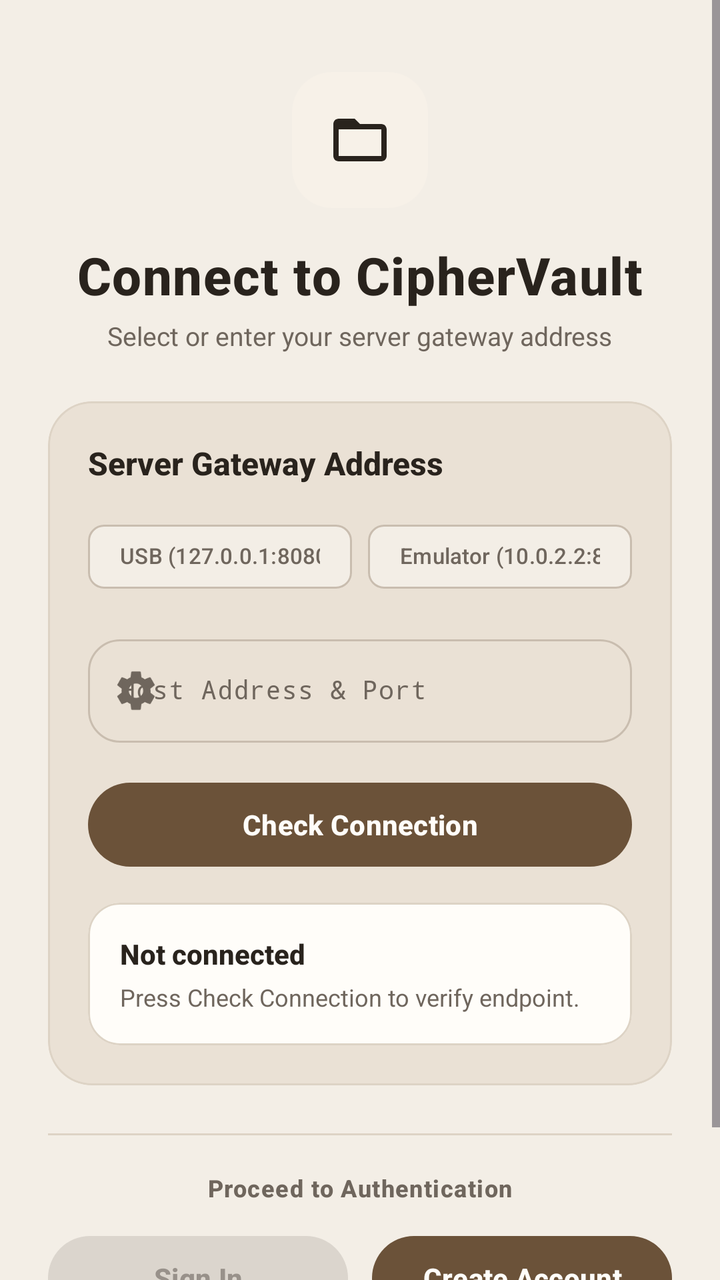
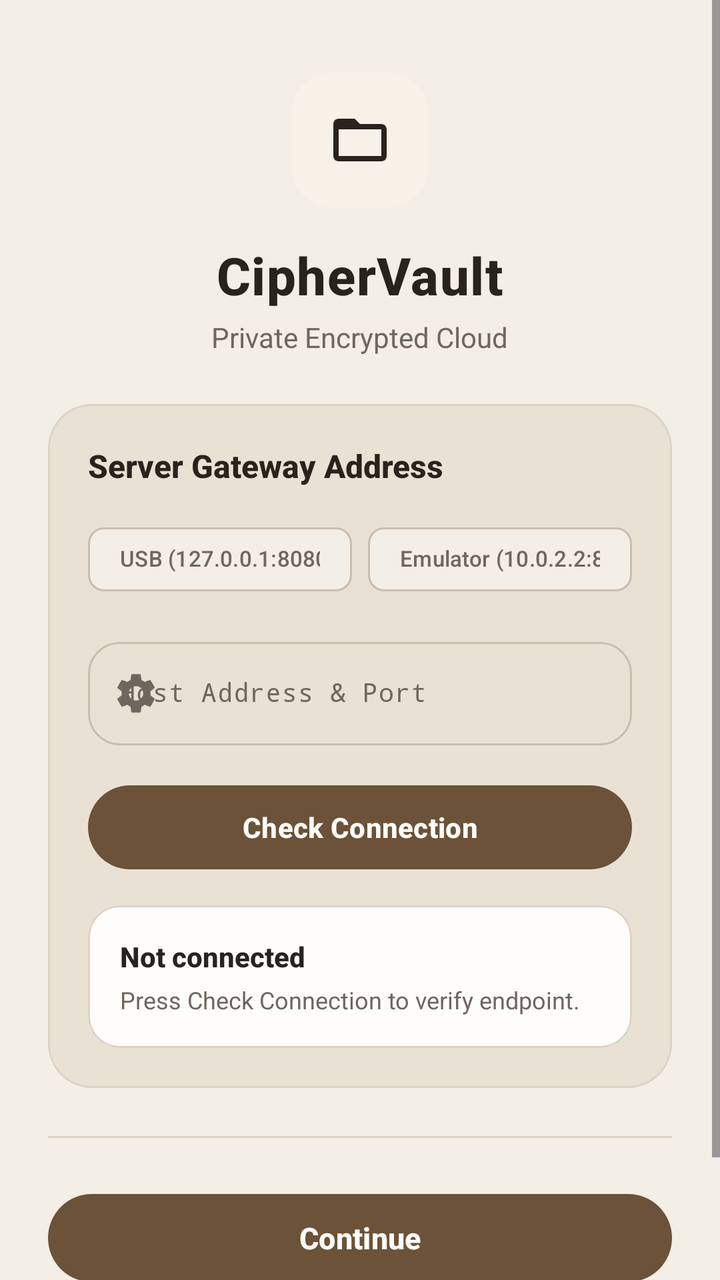

Screens rendered from an Android XML layout before and after an edit, with the pre-edit source and the edit as a unified diff.
<!-- AndroidManifest.xml: application theme Theme.CipherVault -->
<!-- res/layout/activity_connection.xml -->
<?xml version="1.0" encoding="utf-8"?>
<ScrollView xmlns:android="http://schemas.android.com/apk/res/android"
    xmlns:app="http://schemas.android.com/apk/res-auto"
    xmlns:tools="http://schemas.android.com/tools"
    android:layout_width="match_parent"
    android:layout_height="match_parent"
    android:fillViewport="true"
    android:fitsSystemWindows="true"
    android:background="?attr/colorSurface">

    <LinearLayout
        android:layout_width="match_parent"
        android:layout_height="wrap_content"
        android:orientation="vertical"
        android:gravity="center_horizontal"
        android:paddingHorizontal="24dp"
        android:paddingTop="36dp"
        android:paddingBottom="24dp">

        
        <com.google.android.material.card.MaterialCardView
            android:layout_width="68dp"
            android:layout_height="68dp"
            app:cardCornerRadius="20dp"
            app:cardElevation="0dp"
            app:strokeWidth="0dp"
            app:cardBackgroundColor="?attr/colorSecondaryContainer">

            <ImageView
                android:layout_width="32dp"
                android:layout_height="32dp"
                android:layout_gravity="center"
                android:contentDescription="@string/app_name"
                android:src="@drawable/ic_nav_files"
                app:tint="?attr/colorOnSecondaryContainer" />
        </com.google.android.material.card.MaterialCardView>

        
        <TextView
            android:layout_width="wrap_content"
            android:layout_height="wrap_content"
            android:layout_marginTop="16dp"
            android:text="@string/connect_title"
            android:textColor="?attr/colorOnSurface"
            android:textSize="26sp"
            android:fontFamily="sans-serif-medium"
            android:textStyle="bold"
            android:letterSpacing="0.02" />

        <TextView
            android:layout_width="wrap_content"
            android:layout_height="wrap_content"
            android:layout_marginTop="4dp"
            android:text="@string/connect_subtitle"
            android:textColor="?attr/colorOnSurfaceVariant"
            android:textSize="13sp" />

        
        <com.google.android.material.card.MaterialCardView
            android:layout_width="match_parent"
            android:layout_height="wrap_content"
            android:layout_marginTop="24dp"
            app:cardCornerRadius="22dp"
            app:cardElevation="0dp"
            app:strokeWidth="1dp"
            app:strokeColor="?attr/colorOutlineVariant"
            app:cardBackgroundColor="?attr/colorSurfaceContainerLow">

            <LinearLayout
                android:layout_width="match_parent"
                android:layout_height="wrap_content"
                android:orientation="vertical"
                android:padding="20dp">

                <TextView
                    android:layout_width="match_parent"
                    android:layout_height="wrap_content"
                    android:text="@string/server_gateway_address"
                    android:textColor="?attr/colorOnSurface"
                    android:textSize="16sp"
                    android:fontFamily="sans-serif-medium"
                    android:textStyle="bold" />

                
                <LinearLayout
                    android:layout_width="match_parent"
                    android:layout_height="wrap_content"
                    android:layout_marginTop="12dp"
                    android:orientation="horizontal">

                    <com.google.android.material.chip.Chip
                        android:id="@+id/chipAdbReverse"
                        style="@style/Widget.Material3.Chip.Suggestion"
                        android:layout_width="0dp"
                        android:layout_height="wrap_content"
                        android:layout_weight="1"
                        android:layout_marginEnd="4dp"
                        android:text="@string/usb_adb_reverse"
                        android:textSize="11sp" />

                    <com.google.android.material.chip.Chip
                        android:id="@+id/chipEmulator"
                        style="@style/Widget.Material3.Chip.Suggestion"
                        android:layout_width="0dp"
                        android:layout_height="wrap_content"
                        android:layout_weight="1"
                        android:layout_marginStart="4dp"
                        android:text="@string/emulator_ip"
                        android:textSize="11sp" />
                </LinearLayout>

                
                <com.google.android.material.textfield.TextInputLayout
                    android:layout_width="match_parent"
                    android:layout_height="wrap_content"
                    android:layout_marginTop="12dp"
                    android:hint="@string/hint_host_address"
                    style="@style/Widget.Material3.TextInputLayout.OutlinedBox"
                    app:boxCornerRadiusTopStart="16dp"
                    app:boxCornerRadiusTopEnd="16dp"
                    app:boxCornerRadiusBottomStart="16dp"
                    app:boxCornerRadiusBottomEnd="16dp"
                    app:startIconDrawable="@drawable/ic_nav_settings"
                    app:startIconTint="?attr/colorOnSurfaceVariant"
                    app:endIconMode="clear_text">

                    <com.google.android.material.textfield.TextInputEditText
                        android:id="@+id/etServerAddress"
                        android:layout_width="match_parent"
                        android:layout_height="wrap_content"
                        android:inputType="textUri"
                        android:singleLine="true"
                        android:fontFamily="monospace"
                        android:textColor="?attr/colorOnSurface"
                        android:textSize="13sp" />
                </com.google.android.material.textfield.TextInputLayout>

                
                <com.google.android.material.button.MaterialButton
                    android:id="@+id/btnTestConnection"
                    android:layout_width="match_parent"
                    android:layout_height="50dp"
                    android:layout_marginTop="16dp"
                    android:text="@string/check_connection"
                    android:textAllCaps="false"
                    android:textColor="?attr/colorOnPrimary"
                    android:textSize="14sp"
                    android:textStyle="bold"
                    app:backgroundTint="?attr/colorPrimary"
                    app:cornerRadius="25dp" />

                
                <com.google.android.material.progressindicator.LinearProgressIndicator
                    android:id="@+id/progressConnection"
                    android:layout_width="match_parent"
                    android:layout_height="wrap_content"
                    android:layout_marginTop="14dp"
                    android:indeterminate="true"
                    android:visibility="gone"
                    app:trackCornerRadius="4dp"
                    app:trackThickness="6dp"
                    app:indicatorColor="?attr/colorPrimary" />

                
                <com.google.android.material.card.MaterialCardView
                    android:id="@+id/cardStatusDetails"
                    android:layout_width="match_parent"
                    android:layout_height="wrap_content"
                    android:layout_marginTop="14dp"
                    app:cardCornerRadius="16dp"
                    app:cardElevation="0dp"
                    app:strokeWidth="1dp"
                    app:strokeColor="?attr/colorOutlineVariant"
                    app:cardBackgroundColor="?attr/colorSurfaceContainer">

                    <LinearLayout
                        android:layout_width="match_parent"
                        android:layout_height="wrap_content"
                        android:orientation="vertical"
                        android:padding="16dp">

                        <TextView
                            android:id="@+id/tvStatusTitle"
                            android:layout_width="match_parent"
                            android:layout_height="wrap_content"
                            android:text="@string/status_not_connected"
                            android:textSize="14sp"
                            android:fontFamily="sans-serif-medium"
                            android:textStyle="bold"
                            android:textColor="?attr/colorOnSurface" />

                        <TextView
                            android:id="@+id/tvStatusServer"
                            android:layout_width="match_parent"
                            android:layout_height="wrap_content"
                            android:layout_marginTop="4dp"
                            android:text="@string/status_server_none"
                            android:fontFamily="monospace"
                            android:textSize="12sp"
                            android:textColor="?attr/colorOnSurfaceVariant"
                            android:visibility="gone" />

                        <TextView
                            android:id="@+id/tvStatusMethod"
                            android:layout_width="match_parent"
                            android:layout_height="wrap_content"
                            android:layout_marginTop="2dp"
                            android:text="@string/status_method_none"
                            android:textSize="12sp"
                            android:textColor="?attr/colorOnSurfaceVariant"
                            android:visibility="gone" />

                        <TextView
                            android:id="@+id/tvStatusMessage"
                            android:layout_width="match_parent"
                            android:layout_height="wrap_content"
                            android:layout_marginTop="4dp"
                            android:text="@string/status_prompt_check"
                            android:textSize="12sp"
                            android:textColor="?attr/colorOnSurfaceVariant" />
                    </LinearLayout>
                </com.google.android.material.card.MaterialCardView>

            </LinearLayout>
        </com.google.android.material.card.MaterialCardView>

        
        <com.google.android.material.divider.MaterialDivider
            android:layout_width="match_parent"
            android:layout_height="wrap_content"
            android:layout_marginTop="24dp"
            app:dividerColor="?attr/colorOutlineVariant" />

        
        <TextView
            android:layout_width="wrap_content"
            android:layout_height="wrap_content"
            android:layout_marginTop="18dp"
            android:text="@string/proceed_to_auth"
            android:textColor="?attr/colorOnSurfaceVariant"
            android:textSize="12sp"
            android:fontFamily="sans-serif-medium"
            android:textStyle="bold"
            android:letterSpacing="0.04" />

        <LinearLayout
            android:layout_width="match_parent"
            android:layout_height="wrap_content"
            android:orientation="horizontal"
            android:layout_marginTop="12dp">

            <com.google.android.material.button.MaterialButton
                android:id="@+id/btnSignIn"
                style="@style/Widget.Material3.Button.TonalButton"
                android:layout_width="0dp"
                android:layout_height="50dp"
                android:layout_weight="1"
                android:layout_marginEnd="6dp"
                android:enabled="false"
                android:text="@string/btn_sign_in"
                android:textAllCaps="false"
                android:textSize="14sp"
                android:textStyle="bold"
                app:cornerRadius="25dp" />

            <com.google.android.material.button.MaterialButton
                android:id="@+id/btnSignUp"
                android:layout_width="0dp"
                android:layout_height="50dp"
                android:layout_weight="1"
                android:layout_marginStart="6dp"
                android:enabled="false"
                android:text="@string/btn_create_account"
                android:textAllCaps="false"
                android:textColor="?attr/colorOnPrimary"
                android:textSize="14sp"
                android:textStyle="bold"
                app:backgroundTint="?attr/colorPrimary"
                app:cornerRadius="25dp" />
        </LinearLayout>

        
        <TextView
            android:layout_width="wrap_content"
            android:layout_height="wrap_content"
            android:layout_marginTop="24dp"
            android:gravity="center"
            android:text="@string/caption_aes_gcm"
            android:textColor="?attr/colorOutline"
            android:textSize="11sp"
            android:letterSpacing="0.03" />

    </LinearLayout>
</ScrollView>
<!-- resources referenced by this layout -->
<resources>
  <!-- drawable ic_nav_files (drawable) -->
  <vector xmlns:android="http://schemas.android.com/apk/res/android"
      android:width="24dp"
      android:height="24dp"
      android:viewportWidth="24"
      android:viewportHeight="24">
    <path
        android:fillColor="@android:color/white"
        android:pathData="M20,6h-8l-2,-2H4C2.9,4 2.01,4.9 2.01,6L2,18c0,1.1 0.9,2 2,2h16c1.1,0 2,-0.9 2,-2V8c0,-1.1 -0.9,-2 -2,-2zM20,18H4V8h16v10z"/>
  </vector>
  <string name="app_name">CipherVault</string>
  <string name="btn_create_account">Create Account</string>
  <string name="btn_sign_in">Sign In</string>
  <string name="caption_aes_gcm">AES-256-GCM Encrypted Storage</string>
  <string name="check_connection">Check Connection</string>
  <string name="connect_subtitle">Select or enter your server gateway address</string>
  <string name="connect_title">Connect to CipherVault</string>
  <string name="emulator_ip">Emulator (10.0.2.2:8080)</string>
  <string name="hint_host_address">Host Address &amp; Port</string>
  <string name="proceed_to_auth">Proceed to Authentication</string>
  <string name="server_gateway_address">Server Gateway Address</string>
  <string name="status_method_none">Connection: None</string>
  <string name="status_not_connected">Not connected</string>
  <string name="status_prompt_check">Press Check Connection to verify endpoint.</string>
  <string name="status_server_none">Server: Not configured</string>
  <string name="usb_adb_reverse">USB (127.0.0.1:8080)</string>
  <color name="cv_light_primary_brown">#6B5239</color>
  <color name="cv_light_surface">#FFFDF9</color>
  <color name="cv_light_surface_container">#EAE1D5</color>
  <color name="cv_light_text_primary">#29231D</color>
  <color name="cv_light_caramel">#A68157</color>
  <color name="cv_light_surface_elevated">#F7F1E8</color>
  <color name="cv_light_bg">#F3EEE6</color>
  <color name="cv_light_text_secondary">#6F665D</color>
  <color name="cv_light_outline">#C9BDAF</color>
  <color name="cv_light_outline_variant">#DDD3C5</color>
  <color name="status_error">#EF4444</color>
  <color name="status_error_container">#3D1515</color>
  <style name="ShapeAppearance.CipherVault.Small" parent="ShapeAppearance.Material3.Corner.Small">
          <item name="cornerSize">14dp</item>
      </style>
  <style name="ShapeAppearance.CipherVault.Medium" parent="ShapeAppearance.Material3.Corner.Medium">
          <item name="cornerSize">20dp</item>
      </style>
  <style name="ShapeAppearance.CipherVault.Large" parent="ShapeAppearance.Material3.Corner.Large">
          <item name="cornerSize">26dp</item>
      </style>
  <style name="Theme.CipherVault.BottomSheetDialog" parent="ThemeOverlay.Material3.BottomSheetDialog">
          <item name="bottomSheetStyle">@style/Widget.CipherVault.BottomSheet</item>
      </style>
  <style name="Widget.CipherVault.BottomSheet" parent="Widget.Material3.BottomSheet">
          <item name="shapeAppearance">@style/ShapeAppearance.CipherVault.BottomSheet</item>
          <item name="backgroundTint">@color/cv_light_surface</item>
      </style>
  <style name="ShapeAppearance.CipherVault.BottomSheet" parent="ShapeAppearance.Material3.Corner.Large">
          <item name="cornerSizeTopLeft">28dp</item>
          <item name="cornerSizeTopRight">28dp</item>
          <item name="cornerSizeBottomLeft">0dp</item>
          <item name="cornerSizeBottomRight">0dp</item>
      </style>
  <!-- unchanged entries left out for length: 2 -->
</resources>

<!-- the commit's change to res/layout/activity_connection.xml (unified diff, before → after) -->
@@ -40,7 +40,7 @@
             android:layout_width="wrap_content"
             android:layout_height="wrap_content"
             android:layout_marginTop="16dp"
-            android:text="@string/connect_title"
+            android:text="@string/app_name"
             android:textColor="?attr/colorOnSurface"
             android:textSize="26sp"
             android:fontFamily="sans-serif-medium"
@@ -51,9 +51,9 @@
             android:layout_width="wrap_content"
             android:layout_height="wrap_content"
             android:layout_marginTop="4dp"
-            android:text="@string/connect_subtitle"
+            android:text="Private Encrypted Cloud"
             android:textColor="?attr/colorOnSurfaceVariant"
-            android:textSize="13sp" />
+            android:textSize="14sp" />
 
         
         <com.google.android.material.card.MaterialCardView
@@ -232,52 +232,19 @@
             app:dividerColor="?attr/colorOutlineVariant" />
 
         
-        <TextView
-            android:layout_width="wrap_content"
-            android:layout_height="wrap_content"
-            android:layout_marginTop="18dp"
-            android:text="@string/proceed_to_auth"
-            android:textColor="?attr/colorOnSurfaceVariant"
-            android:textSize="12sp"
-            android:fontFamily="sans-serif-medium"
+        <com.google.android.material.button.MaterialButton
+            android:id="@+id/btnContinue"
+            android:layout_width="match_parent"
+            android:layout_height="52dp"
+            android:layout_marginTop="24dp"
+            android:enabled="false"
+            android:text="@string/btn_continue"
+            android:textAllCaps="false"
+            android:textColor="?attr/colorOnPrimary"
+            android:textSize="15sp"
             android:textStyle="bold"
-            android:letterSpacing="0.04" />
-
-        <LinearLayout
-            android:layout_width="match_parent"
-            android:layout_height="wrap_content"
-            android:orientation="horizontal"
-            android:layout_marginTop="12dp">
-
-            <com.google.android.material.button.MaterialButton
-                android:id="@+id/btnSignIn"
-                style="@style/Widget.Material3.Button.TonalButton"
-                android:layout_width="0dp"
-                android:layout_height="50dp"
-                android:layout_weight="1"
-                android:layout_marginEnd="6dp"
-                android:enabled="false"
-                android:text="@string/btn_sign_in"
-                android:textAllCaps="false"
-                android:textSize="14sp"
-                android:textStyle="bold"
-                app:cornerRadius="25dp" />
-
-            <com.google.android.material.button.MaterialButton
-                android:id="@+id/btnSignUp"
-                android:layout_width="0dp"
-                android:layout_height="50dp"
-                android:layout_weight="1"
-                android:layout_marginStart="6dp"
-                android:enabled="false"
-                android:text="@string/btn_create_account"
-                android:textAllCaps="false"
-                android:textColor="?attr/colorOnPrimary"
-                android:textSize="14sp"
-                android:textStyle="bold"
-                app:backgroundTint="?attr/colorPrimary"
-                app:cornerRadius="25dp" />
-        </LinearLayout>
+            app:backgroundTint="?attr/colorPrimary"
+            app:cornerRadius="26dp" />
 
         
         <TextView
<!-- resource entries referenced after the edit -->
@@ -11,15 +11,11 @@
         android:pathData="M20,6h-8l-2,-2H4C2.9,4 2.01,4.9 2.01,6L2,18c0,1.1 0.9,2 2,2h16c1.1,0 2,-0.9 2,-2V8c0,-1.1 -0.9,-2 -2,-2zM20,18H4V8h16v10z"/>
   </vector>
   <string name="app_name">CipherVault</string>
-  <string name="btn_create_account">Create Account</string>
-  <string name="btn_sign_in">Sign In</string>
+  <string name="btn_continue">Continue</string>
   <string name="caption_aes_gcm">AES-256-GCM Encrypted Storage</string>
   <string name="check_connection">Check Connection</string>
-  <string name="connect_subtitle">Select or enter your server gateway address</string>
-  <string name="connect_title">Connect to CipherVault</string>
   <string name="emulator_ip">Emulator (10.0.2.2:8080)</string>
   <string name="hint_host_address">Host Address &amp; Port</string>
-  <string name="proceed_to_auth">Proceed to Authentication</string>
   <string name="server_gateway_address">Server Gateway Address</string>
   <string name="status_method_none">Connection: None</string>
   <string name="status_not_connected">Not connected</string>
@@ -45,7 +41,7 @@
           <item name="cornerSize">20dp</item>
       </style>
   <style name="ShapeAppearance.CipherVault.Large" parent="ShapeAppearance.Material3.Corner.Large">
-          <item name="cornerSize">26dp</item>
+          <item name="cornerSize">28dp</item>
       </style>
   <style name="Theme.CipherVault.BottomSheetDialog" parent="ThemeOverlay.Material3.BottomSheetDialog">
           <item name="bottomSheetStyle">@style/Widget.CipherVault.BottomSheet</item>
